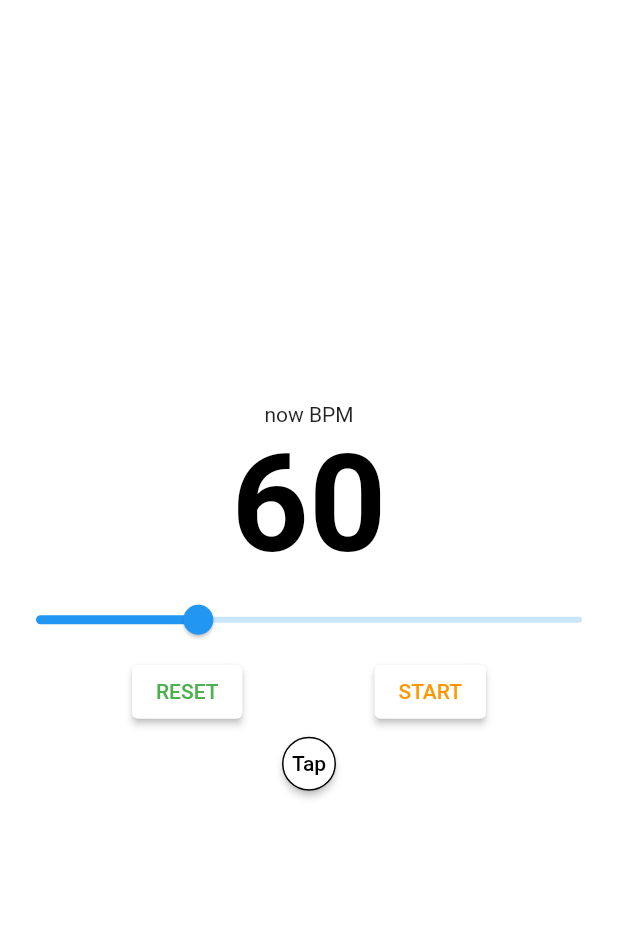
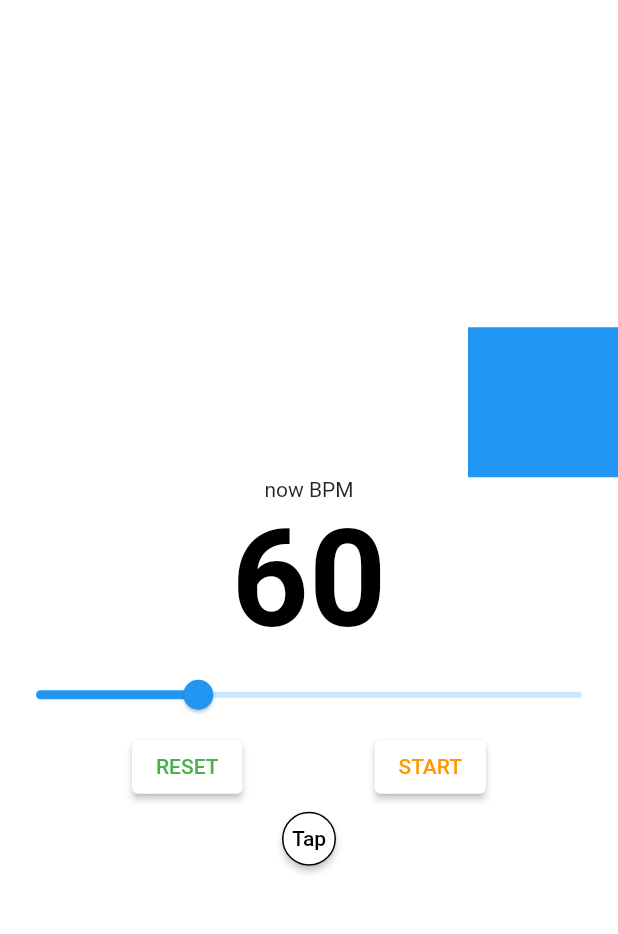
Before and after one commit to yuto90/metronome, a Flutter app: the screen it shows after launch, on a phone screen of 412 x 824 dp, the part 59-993 px from its top. Run offline on Flutter 3.47's test engine with Material 2 defaults, Android fonts, the phone set to English and light mode, and no system bars; missing offline and left inert: soundpool.

Commit message:
画面に振り子を表示

```diff
--- a/lib/home/home.dart
+++ b/lib/home/home.dart
@@ -24,6 +24,16 @@ class Home extends StatelessWidget {
                 child: Column(
                   mainAxisAlignment: MainAxisAlignment.center,
                   children: <Widget>[
+                    AnimatedAlign(
+                      alignment: model.alignment,
+                      duration: Duration(microseconds: model.tempoDuration),
+                      child: Container(
+                        width: 100,
+                        height: 100,
+                        color: Colors.blue,
+                      ),
+                      curve: Curves.easeInOut,
+                    ),
                     Text(
                       'now BPM',
                     ),
--- a/lib/home/home_model.dart
+++ b/lib/home/home_model.dart
@@ -7,7 +7,12 @@ import 'Dart:async';
 class HomeModel extends ChangeNotifier {
   int defaultTempo = 60;
   int tempo = 60;
+  int oneBeat = 0;
   bool run = false;
+
+  int tempoDuration = 0;
+  Alignment alignment = Alignment.bottomRight;
+
   Soundpool beatPool = Soundpool(streamType: StreamType.alarm);
   late int beat;
   Soundpool finishPool = Soundpool(streamType: StreamType.alarm);
@@ -49,7 +54,9 @@ class HomeModel extends ChangeNotifier {
 
   // 無限ループするメトロノーム
   void runMetronome() {
-    var duration = Duration(microseconds: (60000000 ~/ tempo)); // tempo = 60;
+    // テンポの計算
+    tempoDuration = 60000000 ~/ tempo;
+    var duration = Duration(microseconds: tempoDuration);
     Timer.periodic(duration, (Timer t) => beatLoop(t));
   }
 
@@ -59,6 +66,12 @@ class HomeModel extends ChangeNotifier {
       t.cancel();
     }
     beatPool.play(beat); // 一拍の音`
+
+    if (this.alignment == Alignment.bottomRight) {
+      this.alignment = Alignment.bottomLeft;
+    } else {
+      this.alignment = Alignment.bottomRight;
+    }
     notifyListeners();
   }
 
```
